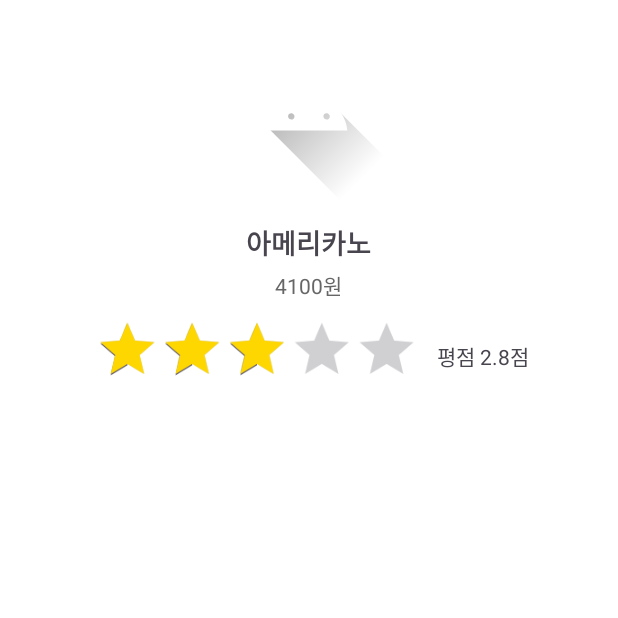
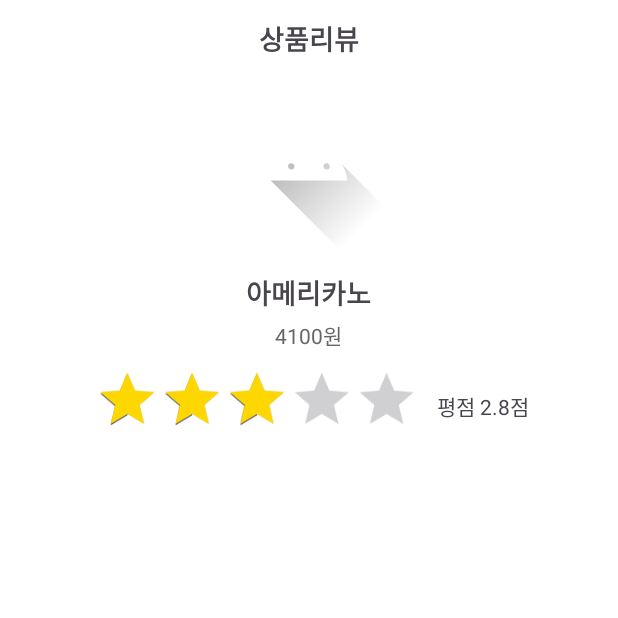
Before and after one commit to yumiinLEE/smart-convenience-store-app, an Android app: the fragment ProductCommentFragment placed in its activity, on a phone screen of 412 x 824 dp, the top half of it. Run offline under Robolectric (Android 15) with nearby library versions, the phone set to English and light mode, and no system bars; network calls fail.

Commit message:
상품평 배너 추가

```diff
--- a/android/app/src/main/res/layout/fragment_product_comment.xml
+++ b/android/app/src/main/res/layout/fragment_product_comment.xml
@@ -2,8 +2,22 @@
     android:orientation="vertical"
     android:layout_width="match_parent"
     android:layout_height="match_parent"
-    android:padding="16dp"
+    android:paddingRight="12dp"
+    android:paddingLeft="12dp"
+    android:paddingBottom="12dp"
     android:background="#FFFFFF">
+
+    <TextView
+        android:id="@+id/tvBannerTitle"
+        android:layout_width="match_parent"
+        android:layout_height="wrap_content"
+        android:text="상품리뷰"
+        android:textSize="18sp"
+        android:textStyle="bold"
+        android:gravity="center"
+        android:padding="10dp"
+        android:layout_marginTop="2dp"/>
+
 
     <!-- 상품 이미지 -->
     <ImageView
```
